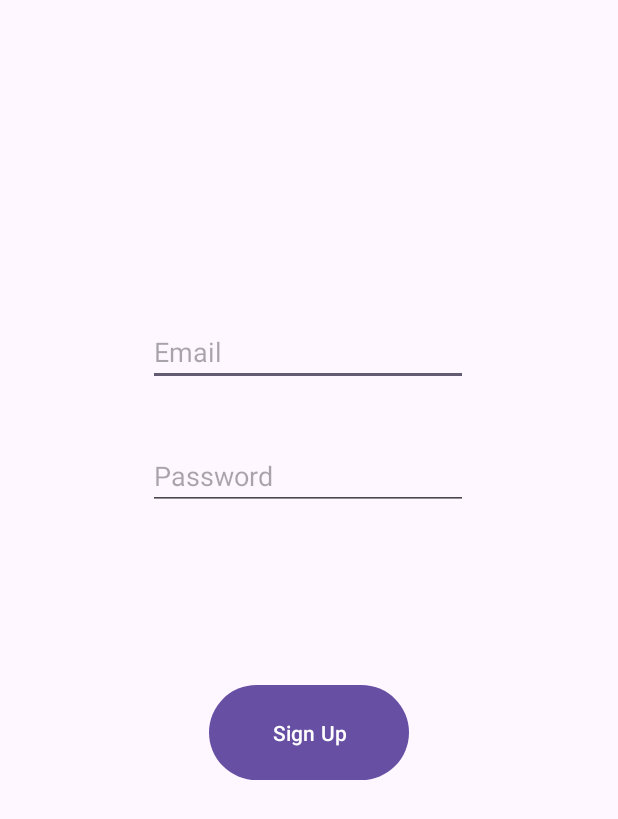
After one commit to LethaboMaloma/Myres-Prototype, an Android app: the SignuppageActivity screen opened directly, with no data from a screen before it, on a phone screen of 412 x 824 dp. The commit adds this screen. Shown: the top 819 px of the screen. Run offline under Robolectric (Android 15) with nearby library versions, the phone set to English and light mode, and no system bars; our stand-ins replace Firebase (no records; nobody signed in at launch, a user with empty details on screens opened directly); 1 statement that could not run was skipped.

Commit message:
The files

```diff
--- a/app/src/main/AndroidManifest.xml
+++ b/app/src/main/AndroidManifest.xml
@@ -12,6 +12,12 @@
         android:supportsRtl="true"
         android:theme="@style/Theme.Myres"
         tools:targetApi="31">
+        <activity
+            android:name=".SignuppageActivity"
+            android:exported="false" />
+        <activity
+            android:name=".LoginpageActivity"
+            android:exported="false" />
         <activity
             android:name=".MainActivity2"
             android:exported="false" />
--- a/app/src/main/java/com/example/myres/MainActivity.java
+++ b/app/src/main/java/com/example/myres/MainActivity.java
@@ -21,7 +21,7 @@ public class MainActivity extends AppCompatActivity {
         to_discription.setOnClickListener(new View.OnClickListener() {
             @Override
             public void onClick(View v) {
-                Intent secondcrn = new Intent(MainActivity.this, MainActivity2.class);
+                Intent secondcrn = new Intent(MainActivity.this, SignuppageActivity.class);
                 startActivity(secondcrn);
             }
         });
--- /dev/null
+++ b/app/src/main/java/com/example/myres/SignuppageActivity.java
@@ -0,0 +1,47 @@
+package com.example.myres;
+
+import androidx.appcompat.app.AppCompatActivity;
+
+import android.os.Bundle;
+import android.view.View;
+import android.webkit.WebView;
+import android.widget.Button;
+import android.widget.EditText;
+import android.widget.Toast;
+
+import com.google.firebase.auth.FirebaseAuth;
+import com.google.firebase.auth.FirebaseUser;
+
+public class SignuppageActivity extends AppCompatActivity {
+
+    @Override
+    protected void onCreate(Bundle savedInstanceState) {
+        super.onCreate(savedInstanceState);
+        setContentView(R.layout.activity_signuppage);
+        //intialise firebase Authorasation
+        FirebaseAuth mAuth = FirebaseAuth.getInstance();
+    }
+
+    Button signup = findViewById(R.id.button);
+
+    void Signup(View view){
+        FirebaseAuth mAuth = FirebaseAuth.getInstance();
+        EditText Email = (EditText) findViewById(R.id.EmailAddress);
+        EditText Password = (EditText) findViewById(R.id.Password);
+        String email  = Email.getText().toString();
+        String password  = Password.getText().toString();
+
+        mAuth.createUserWithEmailAndPassword(email, password)
+                .addOnCompleteListener(this, task -> {
+                    if (task.isSuccessful()) {
+                        // User registration successful
+                        FirebaseUser user = mAuth.getCurrentUser();
+                        Toast.makeText(this, "Registration passed.", Toast.LENGTH_SHORT).show();
+                        // You can save additional user details to Firestore or other databases here
+                    } else {
+                        // Registration failed
+                        Toast.makeText(this, "Registration failed.", Toast.LENGTH_SHORT).show();
+                    }
+                });
+    }
+}
--- /dev/null
+++ b/app/src/main/res/layout/activity_signuppage.xml
@@ -0,0 +1,46 @@
+<?xml version="1.0" encoding="utf-8"?>
+<androidx.constraintlayout.widget.ConstraintLayout xmlns:android="http://schemas.android.com/apk/res/android"
+    xmlns:app="http://schemas.android.com/apk/res-auto"
+    xmlns:tools="http://schemas.android.com/tools"
+    android:layout_width="match_parent"
+    android:layout_height="match_parent"
+    tools:context=".LoginpageActivity">
+
+    <Button
+        android:id="@+id/button"
+        android:layout_width="133dp"
+        android:layout_height="71dp"
+        android:layout_marginBottom="300dp"
+        android:text="Sign Up"
+        app:layout_constraintBottom_toBottomOf="parent"
+        app:layout_constraintEnd_toEndOf="parent"
+        app:layout_constraintStart_toStartOf="parent" />
+
+    <EditText
+        android:id="@+id/EmailAddress"
+        android:layout_width="wrap_content"
+        android:layout_height="wrap_content"
+        android:layout_marginTop="212dp"
+        android:ems="10"
+        android:hint="Email"
+        android:inputType="textEmailAddress"
+        app:layout_constraintEnd_toEndOf="parent"
+        app:layout_constraintHorizontal_bias="0.497"
+        app:layout_constraintStart_toStartOf="parent"
+        app:layout_constraintTop_toTopOf="parent" />
+
+    <EditText
+        android:id="@+id/Password"
+        android:layout_width="wrap_content"
+        android:layout_height="wrap_content"
+        android:layout_marginTop="72dp"
+        android:layout_marginBottom="484dp"
+        android:ems="10"
+        android:hint="Password"
+        android:inputType="textPassword"
+        app:layout_constraintBottom_toBottomOf="parent"
+        app:layout_constraintEnd_toEndOf="parent"
+        app:layout_constraintHorizontal_bias="0.497"
+        app:layout_constraintStart_toStartOf="parent"
+         />
+</androidx.constraintlayout.widget.ConstraintLayout>
```
Also changed, not shown: app/src/main/java/com/example/myres/LoginpageActivity.java (added, +19 -0 lines), app/src/main/res/layout/activity_loginpage.xml (added, +55 -0 lines), app/src/main/res/layout/activity_practice.xml (deleted, +0 -50 lines).
